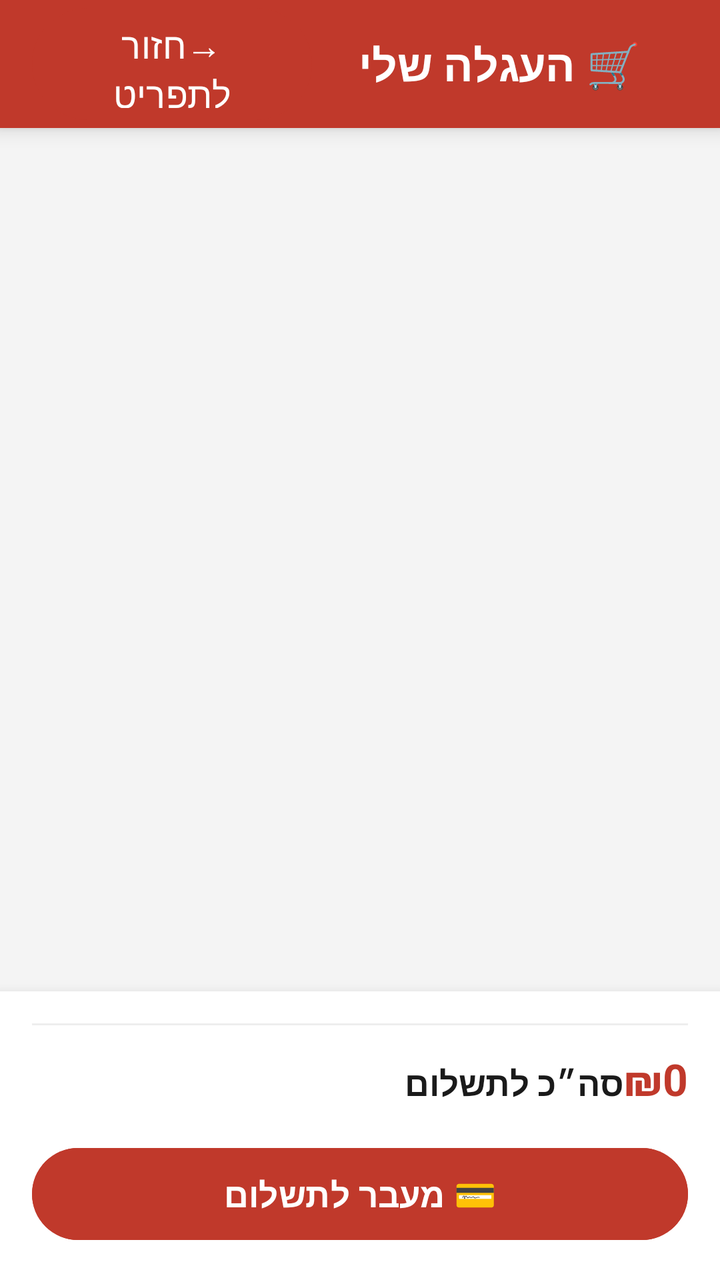
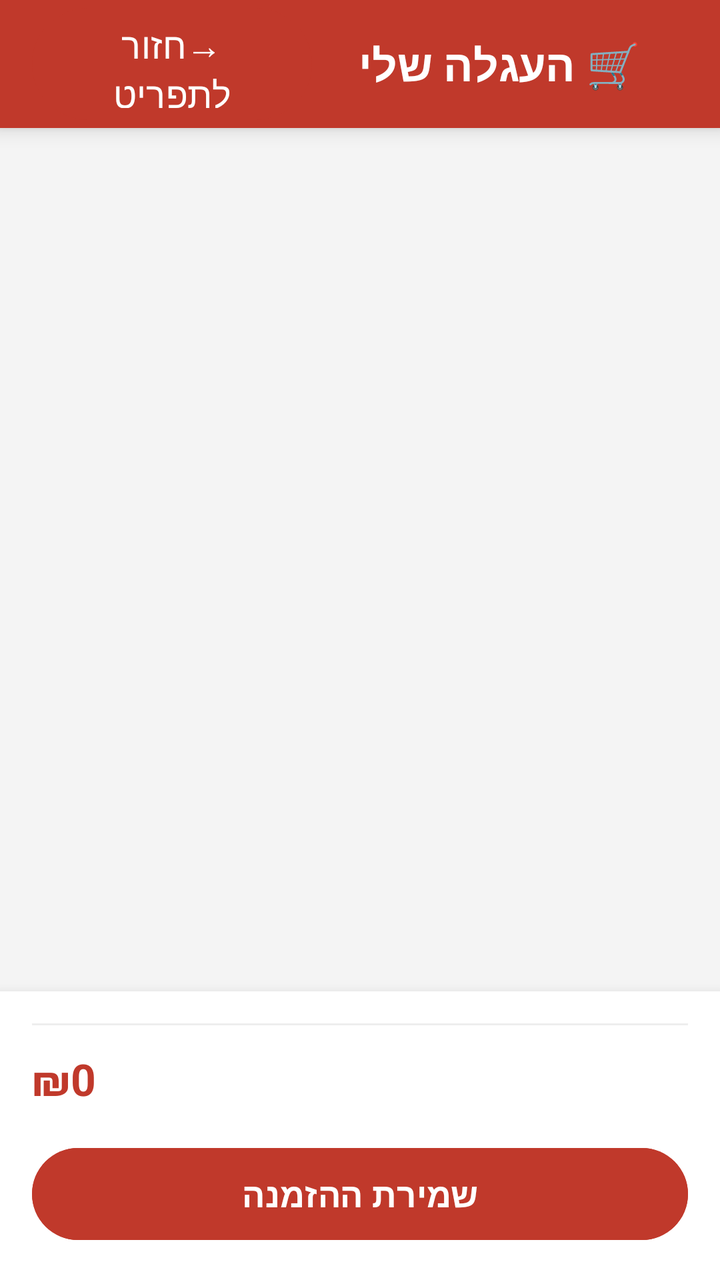

Compare the two renders of this Android layout. The source of the first and the diff that turns it into the second are given below.
<!-- AndroidManifest.xml: application theme Theme.MathProjectEylon -->
<!-- res/layout/activity_cart2.xml -->
<?xml version="1.0" encoding="utf-8"?>
<LinearLayout xmlns:android="http://schemas.android.com/apk/res/android"
    xmlns:tools="http://schemas.android.com/tools"
    android:layout_width="match_parent"
    android:layout_height="match_parent"
    android:orientation="vertical"
    android:background="#F4F4F4"
    tools:context=".pizzaproject.cart2">

    
    <LinearLayout
        android:layout_width="match_parent"
        android:layout_height="64dp"
        android:orientation="horizontal"
        android:background="#C0392B"
        android:gravity="center_vertical"
        android:paddingHorizontal="16dp"
        android:elevation="6dp">

        <Button
            android:id="@+id/btnBack"
            android:layout_width="140dp"
            android:layout_height="wrap_content"
            android:text="→חזור לתפריט"
            android:textColor="#FFFFFF"
            android:backgroundTint="#C0392B"
            android:textSize="18sp" />

        <TextView
            android:layout_width="0dp"
            android:layout_height="wrap_content"
            android:layout_weight="1"
            android:text="🛒 העגלה שלי"
            android:textSize="22sp"
            android:textStyle="bold"
            android:textColor="#FFFFFF"
            android:gravity="center" />

    </LinearLayout>

    
    <androidx.recyclerview.widget.RecyclerView
        android:id="@+id/recyclerCart"
        android:layout_width="match_parent"
        android:layout_height="0dp"
        android:layout_weight="1"
        android:padding="16dp" />

    
    <LinearLayout
        android:layout_width="match_parent"
        android:layout_height="wrap_content"
        android:orientation="vertical"
        android:background="#FFFFFF"
        android:padding="16dp"
        android:elevation="8dp">

        <View
            android:layout_width="match_parent"
            android:layout_height="1dp"
            android:background="#EEEEEE"
            android:layout_marginBottom="12dp" />

        <LinearLayout
            android:layout_width="match_parent"
            android:layout_height="wrap_content"
            android:orientation="horizontal"
            android:layout_marginBottom="16dp">

            <TextView
                android:layout_width="0dp"
                android:layout_height="wrap_content"
                android:layout_weight="1"
                android:text="סה״כ לתשלום"
                android:textSize="17sp"
                android:textStyle="bold"
                android:textColor="#1A1A1A" />

            <TextView
                android:id="@+id/tvTotalPrice"
                android:layout_width="wrap_content"
                android:layout_height="wrap_content"
                android:text="₪0"
                android:textSize="22sp"
                android:textStyle="bold"
                android:textColor="#C0392B" />

        </LinearLayout>

        <Button
            android:id="@+id/btnCheckout"
            android:layout_width="match_parent"
            android:layout_height="54dp"
            android:text="💳 מעבר לתשלום"
            android:textSize="17sp"
            android:textStyle="bold"
            android:textColor="#FFFFFF"
            android:backgroundTint="#C0392B" />

    </LinearLayout>

</LinearLayout>
<!-- resources referenced by this layout -->
<resources>
  <style name="Theme.MathProjectEylon" parent="Base.Theme.MathProjectEylon" />
  <style name="Base.Theme.MathProjectEylon" parent="Theme.Material3.DayNight.NoActionBar">
          
          
      </style>
</resources>

<!-- the commit's change to res/layout/activity_cart2.xml (unified diff, before → after) -->
@@ -67,14 +67,7 @@
             android:orientation="horizontal"
             android:layout_marginBottom="16dp">
 
-            <TextView
-                android:layout_width="0dp"
-                android:layout_height="wrap_content"
-                android:layout_weight="1"
-                android:text="סה״כ לתשלום"
-                android:textSize="17sp"
-                android:textStyle="bold"
-                android:textColor="#1A1A1A" />
+
 
             <TextView
                 android:id="@+id/tvTotalPrice"
@@ -91,7 +84,7 @@
             android:id="@+id/btnCheckout"
             android:layout_width="match_parent"
             android:layout_height="54dp"
-            android:text="💳 מעבר לתשלום"
+            android:text="שמירת ההזמנה"
             android:textSize="17sp"
             android:textStyle="bold"
             android:textColor="#FFFFFF"
